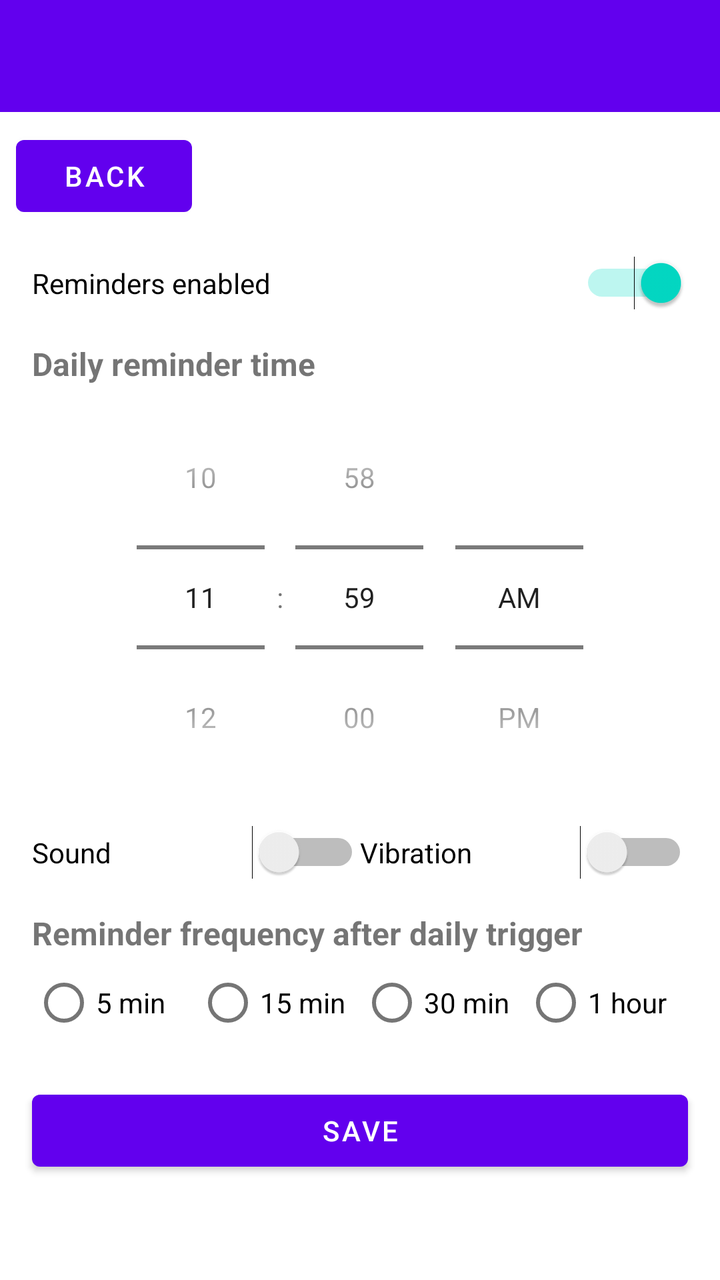
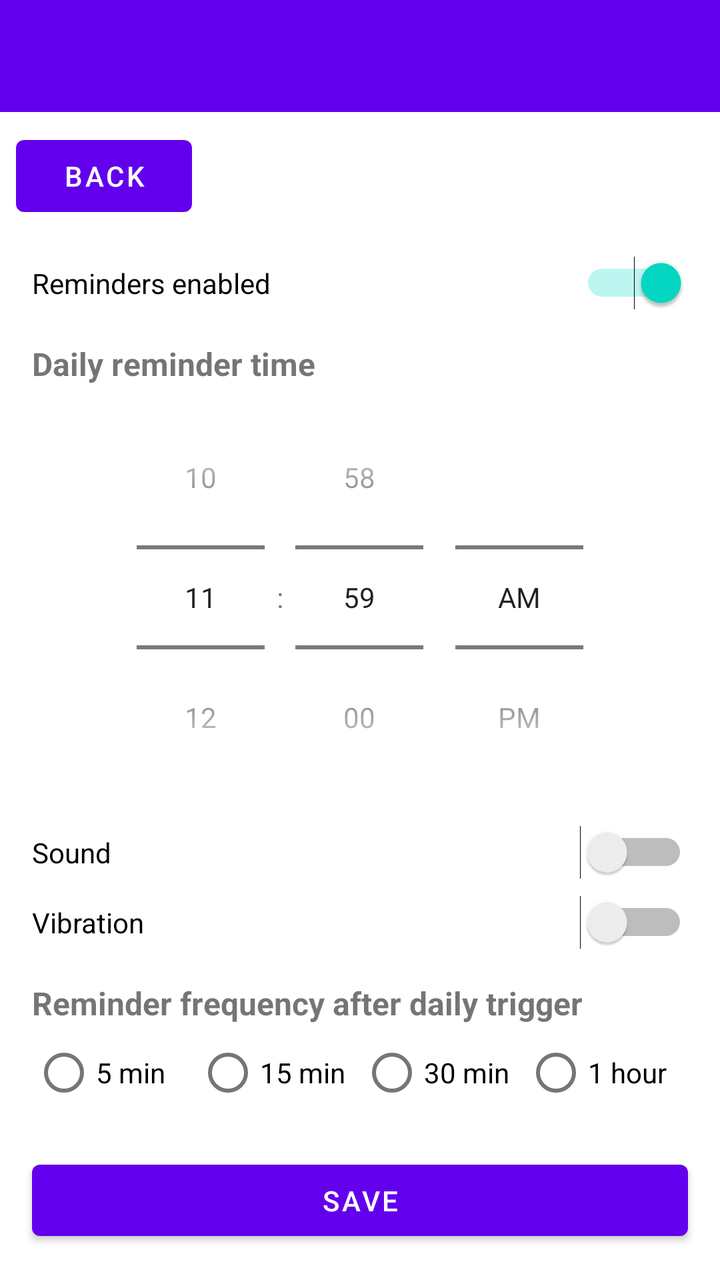

Before-and-after screenshots of an Android layout around one commit, followed by the original layout XML and the change that was made.
<!-- AndroidManifest.xml: application theme Theme.PainTracker -->
<!-- res/layout/activity_settings.xml -->
<?xml version="1.0" encoding="utf-8"?>
<LinearLayout xmlns:android="http://schemas.android.com/apk/res/android"
    android:layout_width="match_parent"
    android:layout_height="match_parent"
    android:orientation="vertical">

    <androidx.appcompat.widget.Toolbar
        android:id="@+id/settingsToolbar"
        android:layout_width="match_parent"
        android:layout_height="?attr/actionBarSize"
        android:background="?attr/colorPrimary"
        android:theme="@style/ThemeOverlay.AppCompat.Dark.ActionBar" />

    <Button
        android:id="@+id/backButton"
        android:layout_width="wrap_content"
        android:layout_height="wrap_content"
        android:layout_gravity="start"
        android:layout_margin="8dp"
        android:text="@string/back" />

    <Switch
        android:id="@+id/reminderEnabledSwitch"
        android:layout_width="match_parent"
        android:layout_height="wrap_content"
        android:layout_marginStart="16dp"
        android:layout_marginEnd="16dp"
        android:layout_marginTop="8dp"
        android:checked="true"
        android:text="@string/reminders_enabled" />

    <TextView
        android:layout_width="match_parent"
        android:layout_height="wrap_content"
        android:layout_marginStart="16dp"
        android:layout_marginEnd="16dp"
        android:layout_marginTop="16dp"
        android:text="@string/reminder_time"
        android:textSize="16sp"
        android:textStyle="bold" />

    <TimePicker
        android:id="@+id/timePicker"
        android:layout_width="match_parent"
        android:layout_height="wrap_content"
        android:layout_marginStart="16dp"
        android:layout_marginEnd="16dp"
        android:timePickerMode="spinner" />

    <LinearLayout
        android:layout_width="match_parent"
        android:layout_height="wrap_content"
        android:layout_marginStart="16dp"
        android:layout_marginEnd="16dp"
        android:layout_marginTop="8dp"
        android:orientation="horizontal">

        <Switch
            android:id="@+id/soundSwitch"
            android:layout_width="0dp"
            android:layout_height="wrap_content"
            android:layout_weight="1"
            android:text="@string/sound" />

        <Switch
            android:id="@+id/vibrateSwitch"
            android:layout_width="0dp"
            android:layout_height="wrap_content"
            android:layout_weight="1"
            android:text="@string/vibration" />
    </LinearLayout>

    <TextView
        android:layout_width="match_parent"
        android:layout_height="wrap_content"
        android:layout_marginStart="16dp"
        android:layout_marginEnd="16dp"
        android:layout_marginTop="16dp"
        android:text="@string/reminder_frequency"
        android:textSize="16sp"
        android:textStyle="bold" />

    <RadioGroup
        android:id="@+id/intervalGroup"
        android:layout_width="match_parent"
        android:layout_height="wrap_content"
        android:layout_marginStart="16dp"
        android:layout_marginEnd="16dp"
        android:orientation="horizontal"
        android:weightSum="4">

        <RadioButton
            android:id="@+id/interval5"
            android:layout_width="0dp"
            android:layout_height="wrap_content"
            android:layout_weight="1"
            android:text="5 min" />

        <RadioButton
            android:id="@+id/interval15"
            android:layout_width="0dp"
            android:layout_height="wrap_content"
            android:layout_weight="1"
            android:text="15 min" />

        <RadioButton
            android:id="@+id/interval30"
            android:layout_width="0dp"
            android:layout_height="wrap_content"
            android:layout_weight="1"
            android:text="30 min" />

        <RadioButton
            android:id="@+id/interval60"
            android:layout_width="0dp"
            android:layout_height="wrap_content"
            android:layout_weight="1"
            android:text="1 hour" />
    </RadioGroup>

    <Button
        android:id="@+id/saveButton"
        android:layout_width="match_parent"
        android:layout_height="wrap_content"
        android:layout_margin="16dp"
        android:text="@string/save" />
</LinearLayout>
<!-- resources referenced by this layout -->
<resources>
  <string name="back">Back</string>
  <string name="reminder_frequency">Reminder frequency after daily trigger</string>
  <string name="reminder_time">Daily reminder time</string>
  <string name="reminders_enabled">Reminders enabled</string>
  <string name="save">Save</string>
  <string name="sound">Sound</string>
  <string name="vibration">Vibration</string>
  <style name="Theme.PainTracker" parent="Theme.MaterialComponents.DayNight.NoActionBar">
          
          <item name="colorPrimary">@color/purple_500</item>
          <item name="colorPrimaryVariant">@color/purple_700</item>
          <item name="colorOnPrimary">@color/white</item>
          
          <item name="colorSecondary">@color/teal_200</item>
          <item name="colorSecondaryVariant">@color/teal_700</item>
          <item name="colorOnSecondary">@color/black</item>
          
          <item name="android:statusBarColor">?attr/colorPrimaryVariant</item>
          
      </style>
  <color name="purple_500">#FF6200EE</color>
  <color name="purple_700">#FF3700B3</color>
  <color name="white">#FFFFFFFF</color>
  <color name="teal_200">#FF03DAC5</color>
  <color name="teal_700">#FF018786</color>
  <color name="black">#FF000000</color>
</resources>

<!-- the commit's change to res/layout/activity_settings.xml (unified diff, before → after) -->
@@ -47,28 +47,23 @@
         android:layout_marginEnd="16dp"
         android:timePickerMode="spinner" />
 
-    <LinearLayout
+    <Switch
+        android:id="@+id/soundSwitch"
         android:layout_width="match_parent"
         android:layout_height="wrap_content"
         android:layout_marginStart="16dp"
         android:layout_marginEnd="16dp"
         android:layout_marginTop="8dp"
-        android:orientation="horizontal">
+        android:text="@string/sound" />
 
-        <Switch
-            android:id="@+id/soundSwitch"
-            android:layout_width="0dp"
-            android:layout_height="wrap_content"
-            android:layout_weight="1"
-            android:text="@string/sound" />
-
-        <Switch
-            android:id="@+id/vibrateSwitch"
-            android:layout_width="0dp"
-            android:layout_height="wrap_content"
-            android:layout_weight="1"
-            android:text="@string/vibration" />
-    </LinearLayout>
+    <Switch
+        android:id="@+id/vibrateSwitch"
+        android:layout_width="match_parent"
+        android:layout_height="wrap_content"
+        android:layout_marginStart="16dp"
+        android:layout_marginEnd="16dp"
+        android:layout_marginTop="8dp"
+        android:text="@string/vibration" />
 
     <TextView
         android:layout_width="match_parent"
